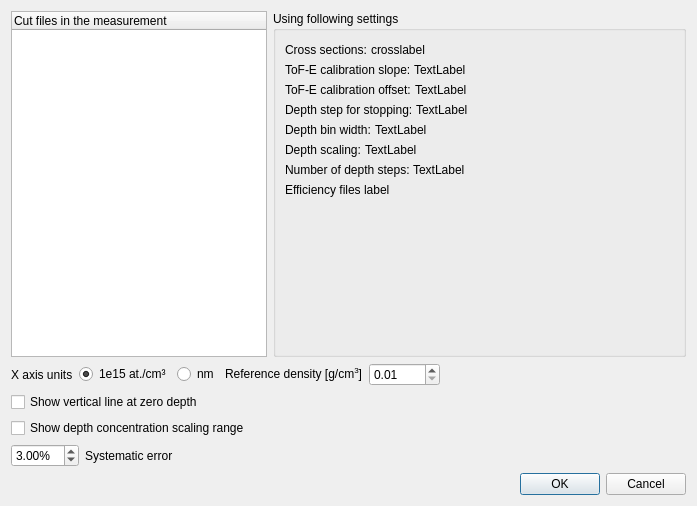
Before: the Qt Designer form ui_files/ui_depth_profile_params.ui in JYU-IBA/potku, drawn with Qt 5.
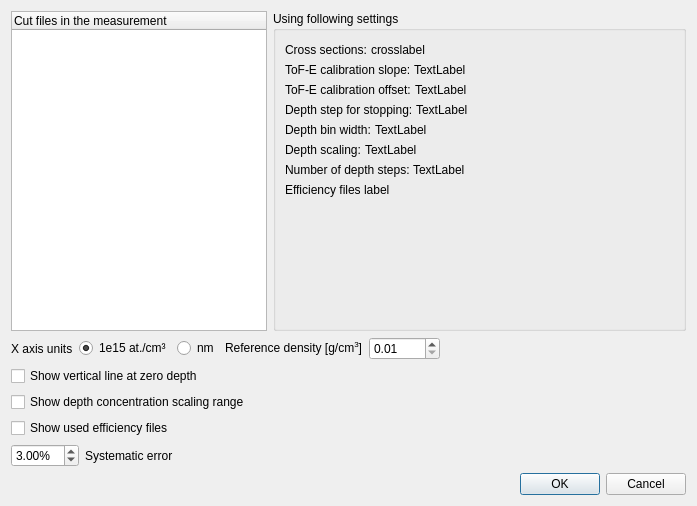
After: the same form once the commit is applied.

Commit message:
button added to dialog
added show eff files checkbox to dialog and textbox to plot. TODO: get the used eff files and set them as a string to the textbox

```diff
--- a/ui_files/ui_depth_profile_params.ui
+++ b/ui_files/ui_depth_profile_params.ui
@@ -405,6 +405,13 @@
      </property>
     </widget>
    </item>
+   <item>
+    <widget class="QCheckBox" name="show_eff">
+     <property name="text">
+      <string>Show used efficiency files</string>
+     </property>
+    </widget>
+   </item>
    <item>
     <layout class="QHBoxLayout" name="horizontalLayout_9">
      <item>
```
The commit also changes 2 other files.
